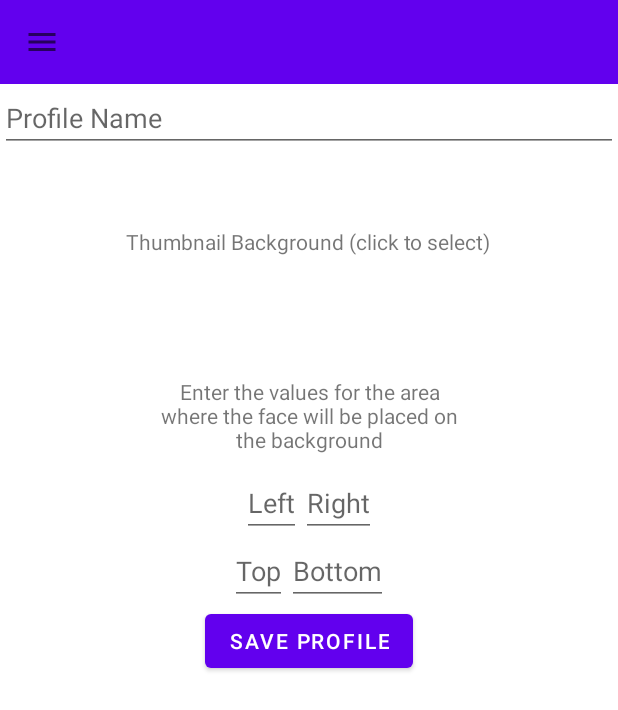
After one commit to Scutterman/youtube-vlog-thumbnail-creator, an Android app: the fragment ProfileAddFragment placed in its activity, on a phone screen of 412 x 824 dp. The commit adds this screen. Shown: the top 710 px of the screen. Run offline under Robolectric (Android 15) with nearby library versions, the phone set to English and light mode, and no system bars; libraries missing offline, so code that uses them is left out: com.google.mlkit.vision.

Commit message:
Finally added a UI for adding a profile
Also fixed up a few bugs that surfaced. This is basically done now.

```diff
--- a/app/src/main/java/uk/co/cgfindies/youtubevogthumbnailcreator/MainActivity.kt
+++ b/app/src/main/java/uk/co/cgfindies/youtubevogthumbnailcreator/MainActivity.kt
@@ -1,6 +1,5 @@
 package uk.co.cgfindies.youtubevogthumbnailcreator
 
-import android.graphics.Rect
 import android.os.Bundle
 import android.util.Log
 import android.view.MenuItem
@@ -8,8 +7,6 @@ import android.widget.Button
 import android.widget.ListView
 import androidx.appcompat.app.AppCompatActivity
 import androidx.appcompat.widget.Toolbar
-import androidx.core.content.res.ResourcesCompat
-import androidx.core.graphics.drawable.toBitmap
 import androidx.core.view.GravityCompat
 import androidx.drawerlayout.widget.DrawerLayout
 
@@ -35,32 +32,36 @@ class MainActivity : AppCompatActivity() {
         supportActionBar?.setDisplayHomeAsUpEnabled(true)
 
         drawer = findViewById(R.id.drawer_layout)
-
-        /**
-         * TODO::
-         * - Add UI for adding a profile instead of just adding a default profile
-         */
         profileManager = ProfileManager(this)
         currentProfile = profileManager.getDefaultProfile()
 
         populateProfileList()
 
         findViewById<Button>(R.id.btn_add_profile).setOnClickListener {
-            val bitmap = ResourcesCompat.getDrawable(resources, R.drawable.vlog_thumbnail_overlay, null)?.toBitmap()
-                ?: throw IllegalStateException("Overlay resource missing")
-
-            val newProfile = profileManager.addProfile("Demo Foo", bitmap, Rect(56, 207, 321, 472))
-            profileAdapter.add(newProfile)
-            profileAdapter.notifyDataSetInvalidated()
+            supportFragmentManager
+                .beginTransaction()
+                .setReorderingAllowed(true)
+                .replace(R.id.fragment_container_view, ProfileAddFragment.newInstance { profile ->
+                    profileAdapter.add(profile)
+                    profileAdapter.notifyDataSetInvalidated()
+                    showThumbnailFragment()
+                }, "ADD_THUMBNAIL_FRAGMENT")
+                .commit()
         }
 
         if (savedInstanceState == null) {
-            supportFragmentManager
-                .beginTransaction()
-                .setReorderingAllowed(true)
-                .add(R.id.fragment_container_view, ThumbnailFragment.newInstance(currentProfile.id), "MAIN_FRAGMENT")
-                .commit()
+            showThumbnailFragment(true)
         }
+    }
+
+    private fun showThumbnailFragment(shouldAdd: Boolean = false) {
+        val container = R.id.fragment_container_view
+        val fragment = ThumbnailFragment.newInstance(currentProfile.id)
+        val tag = "MAIN_FRAGMENT"
+
+        val transaction = supportFragmentManager.beginTransaction().setReorderingAllowed(true)
+        if (shouldAdd) transaction.add(container, fragment, tag) else transaction.replace(container, fragment, tag)
+        transaction.commit()
     }
 
     override fun onOptionsItemSelected(item: MenuItem): Boolean {
@@ -99,6 +100,8 @@ class MainActivity : AppCompatActivity() {
             val fragment = supportFragmentManager.findFragmentByTag("MAIN_FRAGMENT")
             if (fragment is ThumbnailFragment) {
                 fragment.profileChanged(currentProfile)
+            } else {
+                showThumbnailFragment()
             }
         }
 
--- /dev/null
+++ b/app/src/main/java/uk/co/cgfindies/youtubevogthumbnailcreator/ProfileAddFragment.kt
@@ -0,0 +1,87 @@
+package uk.co.cgfindies.youtubevogthumbnailcreator
+
+import android.graphics.ImageDecoder
+import android.graphics.Rect
+import android.graphics.drawable.BitmapDrawable
+import android.os.Build
+import android.os.Bundle
+import android.provider.MediaStore
+import android.util.Log
+import android.view.LayoutInflater
+import android.view.View
+import android.view.ViewGroup
+import android.widget.Button
+import android.widget.EditText
+import android.widget.ImageView
+import androidx.activity.result.contract.ActivityResultContracts
+import androidx.fragment.app.Fragment
+
+/**
+ * Create a new profile
+ * Use the [ProfileAddFragment.newInstance] factory method to
+ * create an instance of this fragment.
+ */
+class ProfileAddFragment : Fragment() {
+    var onProfileAdded: (profile: Profile) -> Unit = {}
+
+    private val getImageContract = registerForActivityResult(ActivityResultContracts.GetContent()) { uri ->
+        if (uri != null) {
+            requireActivity().runOnUiThread {
+                val bitmap = if (Build.VERSION.SDK_INT < 28) {
+                    MediaStore.Images.Media.getBitmap(requireActivity().contentResolver, uri)
+                } else {
+                    val source = ImageDecoder.createSource(requireActivity().contentResolver, uri)
+                    ImageDecoder.decodeBitmap(source)
+                }
+                if (bitmap != null) {
+                    requireView().findViewById<ImageView>(R.id.overlay_image).setImageBitmap(bitmap)
+                }
+            }
+        }
+    }
+
+    override fun onCreateView(inflater: LayoutInflater, container: ViewGroup?, savedInstanceState: Bundle?): View? {
+        return inflater.inflate(R.layout.profile_add_fragment, container, false)
+    }
+
+    override fun onViewCreated(view: View, savedInstanceState: Bundle?) {
+        super.onViewCreated(view, savedInstanceState)
+
+        requireView().findViewById<ImageView>(R.id.overlay_image).setOnClickListener {
+            getImageContract.launch("image/*")
+        }
+
+        requireView().findViewById<Button>(R.id.profile_save).setOnClickListener {
+            val name = requireView().findViewById<EditText>(R.id.profile_name).text.toString()
+            val left = requireView().findViewById<EditText>(R.id.profile_thumbnail_face_left).text.toString().toIntOrNull()
+            val right = requireView().findViewById<EditText>(R.id.profile_thumbnail_face_right).text.toString().toIntOrNull()
+            val top = requireView().findViewById<EditText>(R.id.profile_thumbnail_face_top).text.toString().toIntOrNull()
+            val bottom = requireView().findViewById<EditText>(R.id.profile_thumbnail_face_bottom).text.toString().toIntOrNull()
+            val overlay = (requireView().findViewById<ImageView>(R.id.overlay_image).drawable as BitmapDrawable?)?.bitmap
+
+            // TODO:: show validation messages if one of these are wrong
+            if (name.isNotEmpty() && left != null && right != null && top != null && bottom != null && overlay != null) {
+                val newProfile = ProfileManager(requireContext())
+                    .addProfile(name, overlay, Rect(left, top, right, bottom))
+                onProfileAdded(newProfile)
+            }
+        }
+    }
+
+    companion object {
+        /**
+         * Use this factory method to create a new instance of
+         * this fragment using the provided parameters.
+         * @param onProfileAdded A lambda that gets called when a new profile has been added
+         * @return A new instance of fragment ProfileAddFragment.
+         */
+        @JvmStatic
+        fun newInstance(onProfileAdded: ((profile: Profile) -> Unit)?): ProfileAddFragment {
+            val fragment = ProfileAddFragment()
+            if (onProfileAdded != null) {
+                fragment.onProfileAdded = onProfileAdded
+            }
+            return fragment
+        }
+    }
+}
--- a/app/src/main/java/uk/co/cgfindies/youtubevogthumbnailcreator/ProfileManager.kt
+++ b/app/src/main/java/uk/co/cgfindies/youtubevogthumbnailcreator/ProfileManager.kt
@@ -91,6 +91,11 @@ class ProfileManager(private val ctx: Context) {
     }
 
     fun getDefaultProfile(): Profile {
+        val ids = getProfileIds()
+        if (ids.isNotEmpty()) {
+            return getProfile(ids[0])
+        }
+
         val profile = Profile()
         profile.id = PROFILE_MANAGER_DEFAULT_PROFILE_ID
         profile.name = "Demo Profile"
--- /dev/null
+++ b/app/src/main/res/layout/profile_add_fragment.xml
@@ -0,0 +1,116 @@
+<?xml version="1.0" encoding="utf-8"?>
+<LinearLayout xmlns:android="http://schemas.android.com/apk/res/android"
+    xmlns:tools="http://schemas.android.com/tools"
+    android:layout_width="match_parent"
+    android:layout_height="match_parent"
+    android:orientation="vertical"
+    tools:context=".ProfileAddFragment">
+
+    <EditText
+        android:id="@+id/profile_name"
+        android:layout_width="match_parent"
+        android:layout_height="wrap_content"
+        android:text=""
+        android:inputType="text"
+        android:autofillHints=""
+        android:hint="@string/profile_name"
+        />
+
+    <RelativeLayout
+        android:id="@+id/imageview_parent"
+        android:layout_width="match_parent"
+        android:layout_height="wrap_content"
+        android:layout_marginTop="50dp"
+        android:layout_marginBottom="50dp">
+        <TextView
+            android:layout_width="wrap_content"
+            android:layout_height="wrap_content"
+            android:text="@string/profile_thumbnail_background"
+            android:layout_alignParentTop="true"
+            android:layout_centerInParent="true"
+            android:layout_centerHorizontal="true"/>
+
+    <ImageView
+        android:id="@+id/overlay_image"
+        android:layout_width="match_parent"
+        android:layout_height="wrap_content"
+        android:minHeight="50dp"
+        android:contentDescription="@string/profile_thumbnail_background"
+        android:layout_alignParentTop="true"
+        />
+    </RelativeLayout>
+
+    <TextView
+        android:layout_width="wrap_content"
+        android:layout_height="wrap_content"
+        android:textAlignment="center"
+        android:layout_gravity="center_horizontal"
+        android:text="@string/profile_add_face_bounds_explanation"
+        android:width="200dp"
+        android:maxWidth="200dp"
+        />
+
+    <LinearLayout
+        android:layout_width="wrap_content"
+        android:layout_height="wrap_content"
+        android:orientation="horizontal"
+        android:layout_gravity="center_horizontal"
+        android:layout_marginTop="10dp">
+
+        <EditText
+            android:id="@+id/profile_thumbnail_face_left"
+            android:layout_width="wrap_content"
+            android:layout_height="wrap_content"
+            android:text=""
+            android:inputType="number"
+            android:autofillHints=""
+            android:hint="@string/profile_thumbnail_face_left"
+            />
+
+        <EditText
+            android:id="@+id/profile_thumbnail_face_right"
+            android:layout_width="wrap_content"
+            android:layout_height="wrap_content"
+            android:text=""
+            android:inputType="number"
+            android:autofillHints=""
+            android:hint="@string/profile_thumbnail_face_right"
+            />
+    </LinearLayout>
+
+    <LinearLayout
+        android:layout_width="wrap_content"
+        android:layout_height="wrap_content"
+        android:layout_gravity="center_horizontal"
+        android:orientation="horizontal">
+
+    <EditText
+        android:id="@+id/profile_thumbnail_face_top"
+        android:layout_width="wrap_content"
+        android:layout_height="wrap_content"
+        android:text=""
+        android:inputType="number"
+        android:autofillHints=""
+        android:hint="@string/profile_thumbnail_face_top"
+        />
+
+    <EditText
+        android:id="@+id/profile_thumbnail_face_bottom"
+        android:layout_width="wrap_content"
+        android:layout_height="wrap_content"
+        android:text=""
+        android:inputType="number"
+        android:autofillHints=""
+        android:hint="@string/profile_thumbnail_face_bottom"
+        />
+    </LinearLayout>
+
+    <Button
+        android:id="@+id/profile_save"
+        android:layout_width="wrap_content"
+        android:layout_height="wrap_content"
+        android:layout_gravity="center_horizontal"
+        android:text="@string/profile_save"
+        />
+
+</LinearLayout>
--- a/app/src/main/res/values/strings.xml
+++ b/app/src/main/res/values/strings.xml
@@ -3,6 +3,7 @@
     <string name="pick_video">Pick\nVideo</string>
     <string name="selected_image_description">This box will contain the chosen image once a video has been processed. Tap to set the title text</string>
     <string name="request_external_read_permission">We need to load the video you select in order to turn it into a thumbnail image</string>
+    <string name="request_external_write_permission">We need your permission to save the image</string>
     <string name="stop_processing">Stop\nProcessing</string>
     <string name="thumbnail_title_text_hint">Tap the preview image to set the title text</string>
     <string name="save_thumbnail">Save\nThumbnail</string>
@@ -14,4 +15,12 @@
     <string name="delete_profile">Delete Profile</string>
     <!-- TODO: Remove or change this placeholder text -->
     <string name="hello_blank_fragment">Hello blank fragment</string>
+    <string name="profile_name">Profile Name</string>
+    <string name="profile_thumbnail_background">Thumbnail Background (click to select)</string>
+    <string name="profile_thumbnail_face_left">Left</string>
+    <string name="profile_thumbnail_face_right">Right</string>
+    <string name="profile_thumbnail_face_top">Top</string>
+    <string name="profile_thumbnail_face_bottom">Bottom</string>
+    <string name="profile_save">Save Profile</string>
+    <string name="profile_add_face_bounds_explanation">Enter the values for the area where the face will be placed on the background</string>
 </resources>
```
Also changed, not shown: app/src/main/java/uk/co/cgfindies/youtubevogthumbnailcreator/ThumbnailFragment.kt (+11 -60 lines).
